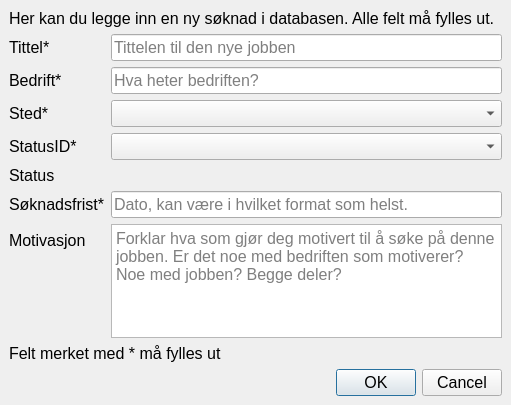
The window that src/QT/jobber/jobber/newjob.ui (andersbo87/sources) describes before a commit, drawn with Qt 5.
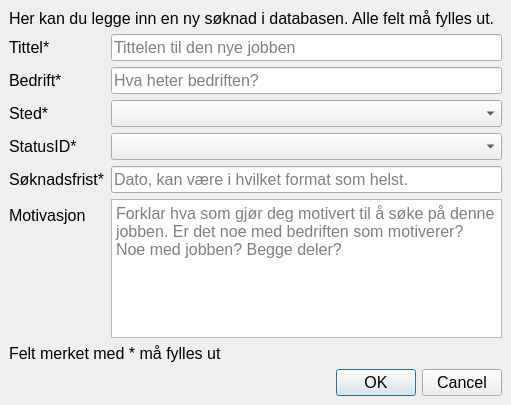
The same window after the commit. Icons and pictures are not drawn.

Patch:
```diff
--- a/src/QT/jobber/jobber/newjob.ui
+++ b/src/QT/jobber/jobber/newjob.ui
@@ -90,41 +90,27 @@
      <widget class="QComboBox" name="comboBoxStatusID"/>
     </item>
     <item row="5" column="0">
-     <widget class="QLabel" name="labelStatus">
-      <property name="text">
-       <string>Status</string>
-      </property>
-     </widget>
-    </item>
-    <item row="5" column="1">
-     <widget class="QLabel" name="labelStatusValue">
-      <property name="text">
-       <string/>
-      </property>
-     </widget>
-    </item>
-    <item row="6" column="0">
      <widget class="QLabel" name="labelSoknadsfrist">
       <property name="text">
        <string>Søknadsfrist*</string>
       </property>
      </widget>
     </item>
-    <item row="6" column="1">
+    <item row="5" column="1">
      <widget class="QLineEdit" name="lineEditSoknadsfrist">
       <property name="placeholderText">
        <string>Dato, kan være i hvilket format som helst.</string>
       </property>
      </widget>
     </item>
-    <item row="7" column="0">
+    <item row="6" column="0">
      <widget class="QLabel" name="labelMotivation">
       <property name="text">
        <string>Motivasjon</string>
       </property>
      </widget>
     </item>
-    <item row="7" column="1">
+    <item row="6" column="1">
      <widget class="QTextEdit" name="textEditMotivation">
       <property name="placeholderText">
        <string>Forklar hva som gjør deg motivert til å søke på denne jobben. Er det noe med bedriften som motiverer? Noe med jobben? Begge deler?</string>
```
Left out of the diff: 4 changed lines with no effect on the pictures.
